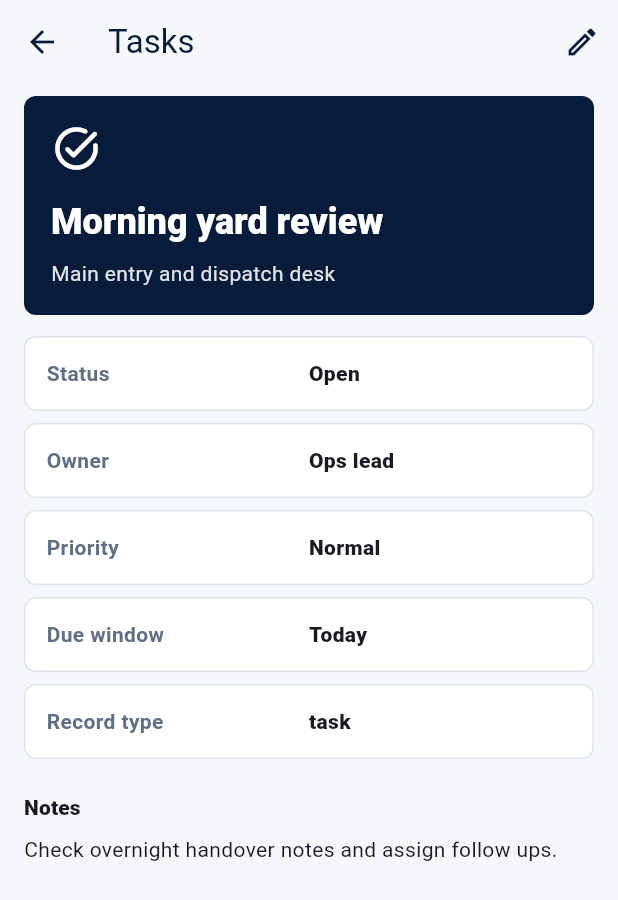
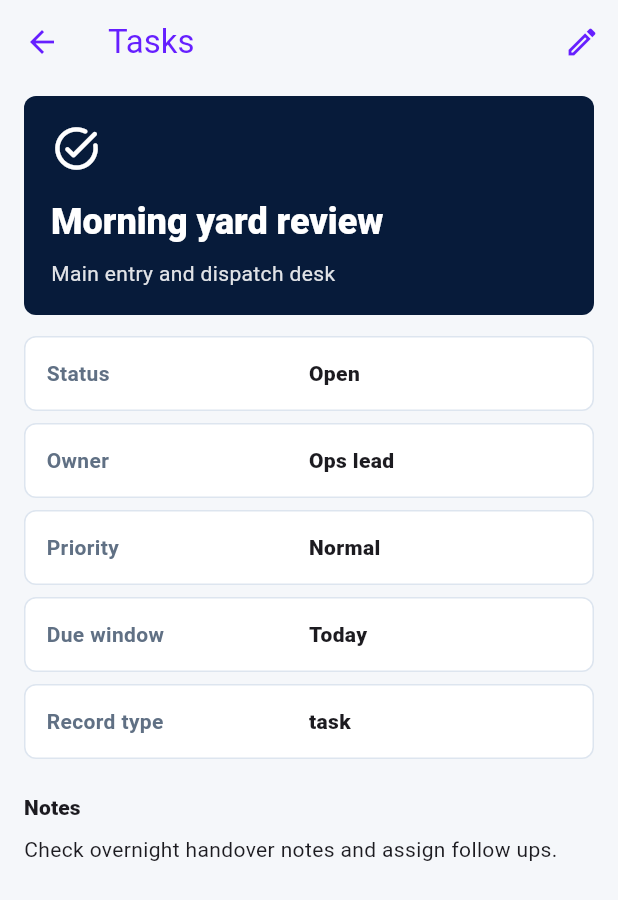
Before and after one commit to EOOrga/68d9d1101299230338e3b1a6, a Flutter app: the screen it shows after launch, after a tap on "View tasks", after a tap on "Morning yard review", on a phone screen of 412 x 824 dp. Shown: the top 900 px of the screen. Run offline on Flutter 3.47's test engine with Material 3 defaults, Android fonts, the phone set to English and light mode, and no system bars; our stand-ins replace shared_preferences.

Commit message:
Create Flutter variant com.calcvic.valatrene

```diff
--- a/lib/main.dart
+++ b/lib/main.dart
@@ -30,9 +30,9 @@
   }
 
   ThemeData _theme() {
-    const navy = Color(0xFF071B3A);
-    const orange = Color(0xFFD85D13);
-    const green = Color(0xFF2E7A3E);
+    const navy = Color(0xFF661FFF);
+    const orange = Color(0xFFD61FFF);
+    const green = Color(0xFFFF1FB8);
     const surface = Color(0xFFF5F7FA);
 
     final scheme =
--- a/pubspec.yaml
+++ b/pubspec.yaml
@@ -1,4 +1,4 @@
-name: valat_rene
+name: valatrene
 description: Operations workspace for task, container, supply, and attendance tracking.
 publish_to: 'none'
 version: 1.0.0+1
@@ -25,6 +25,6 @@
   android: true
   ios: false
   image_path: docs/icon.png
-  adaptive_icon_background: '#071B3A'
+  adaptive_icon_background: "#FF1FB8"
   adaptive_icon_foreground: docs/icon.png
   min_sdk_android: 23
```
Also changed, not shown: docs/icon.png, 11 other files.
